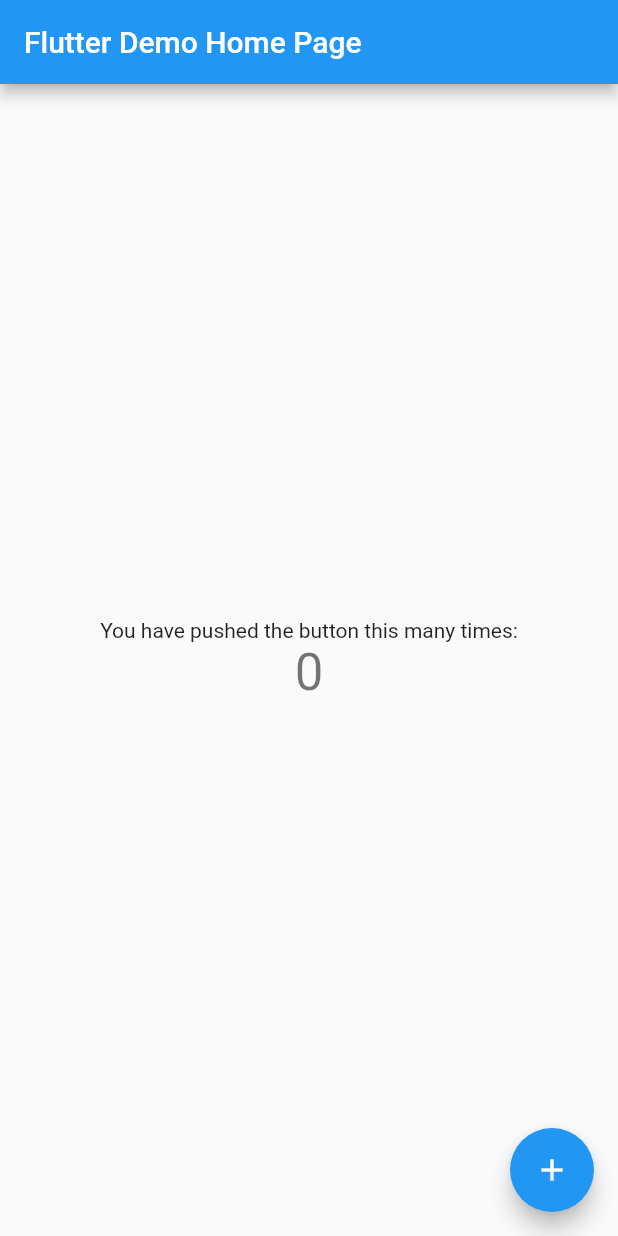
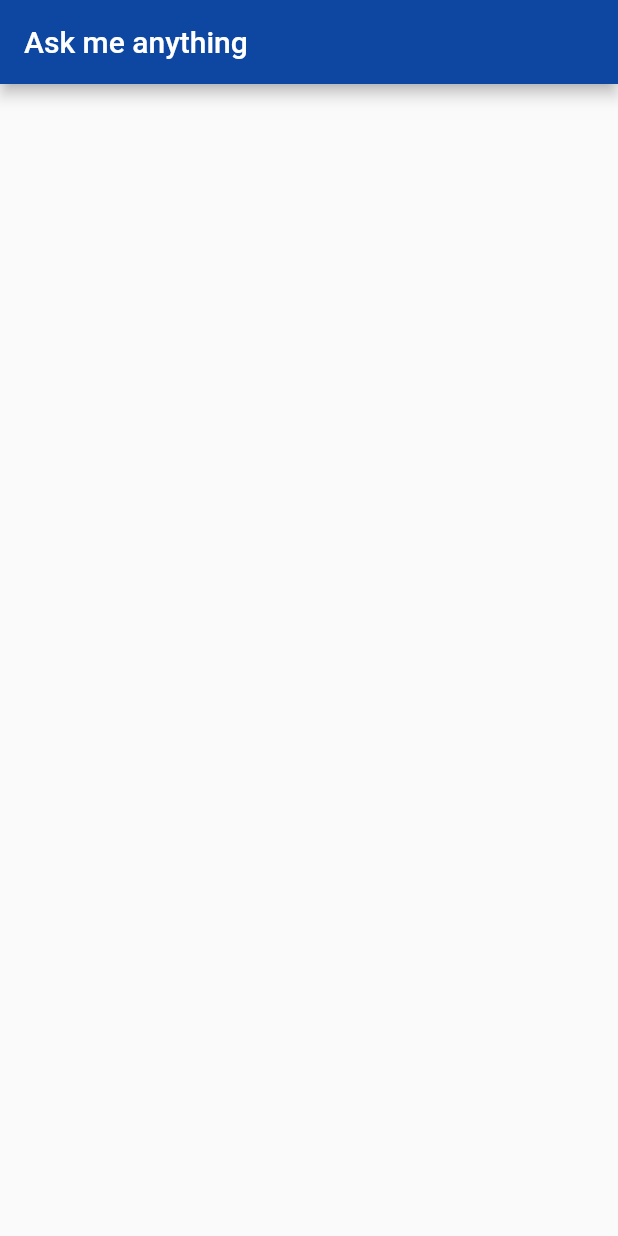
Before and after one commit to TshephangMogotsi/magic_8_ball, a Flutter app: the screen it shows after launch, on a phone screen of 412 x 824 dp. Run offline on Flutter 3.47's test engine with Material 2 defaults, Android fonts, the phone set to English and light mode, and no system bars.

Commit message:
added appbar and stateful widget for main page

```diff
--- a/lib/main.dart
+++ b/lib/main.dart
@@ -1,115 +1,29 @@
 import 'package:flutter/material.dart';
 
-void main() {
-  runApp(const MyApp());
+void main() => runApp(
+       MaterialApp(
+        home: Scaffold(
+          appBar: AppBar(
+            title: const Text(
+              "Ask me anything",
+            ),
+            backgroundColor: Colors.blue[900],
+          ),
+          body: const Magic8ballPage(),
+        ),
+      ),
+    );
+
+class Magic8ballPage extends StatefulWidget {
+  const Magic8ballPage({Key? key}) : super(key: key);
+
+  @override
+  _Magic8ballPageState createState() => _Magic8ballPageState();
 }
 
-class MyApp extends StatelessWidget {
-  const MyApp({Key? key}) : super(key: key);
-
-  // This widget is the root of your application.
+class _Magic8ballPageState extends State<Magic8ballPage> {
   @override
   Widget build(BuildContext context) {
-    return MaterialApp(
-      title: 'Flutter Demo',
-      theme: ThemeData(
-        // This is the theme of your application.
-        //
-        // Try running your application with "flutter run". You'll see the
-        // application has a blue toolbar. Then, without quitting the app, try
-        // changing the primarySwatch below to Colors.green and then invoke
-        // "hot reload" (press "r" in the console where you ran "flutter run",
-        // or simply save your changes to "hot reload" in a Flutter IDE).
-        // Notice that the counter didn't reset back to zero; the application
-        // is not restarted.
-        primarySwatch: Colors.blue,
-      ),
-      home: const MyHomePage(title: 'Flutter Demo Home Page'),
-    );
+    return Container();
   }
 }
-
-class MyHomePage extends StatefulWidget {
-  const MyHomePage({Key? key, required this.title}) : super(key: key);
-
-  // This widget is the home page of your application. It is stateful, meaning
-  // that it has a State object (defined below) that contains fields that affect
-  // how it looks.
-
-  // This class is the configuration for the state. It holds the values (in this
-  // case the title) provided by the parent (in this case the App widget) and
-  // used by the build method of the State. Fields in a Widget subclass are
-  // always marked "final".
-
-  final String title;
-
-  @override
-  State<MyHomePage> createState() => _MyHomePageState();
-}
-
-class _MyHomePageState extends State<MyHomePage> {
-  int _counter = 0;
-
-  void _incrementCounter() {
-    setState(() {
-      // This call to setState tells the Flutter framework that something has
-      // changed in this State, which causes it to rerun the build method below
-      // so that the display can reflect the updated values. If we changed
-      // _counter without calling setState(), then the build method would not be
-      // called again, and so nothing would appear to happen.
-      _counter++;
-    });
-  }
-
-  @override
-  Widget build(BuildContext context) {
-    // This method is rerun every time setState is called, for instance as done
-    // by the _incrementCounter method above.
-    //
-    // The Flutter framework has been optimized to make rerunning build methods
-    // fast, so that you can just rebuild anything that needs updating rather
-    // than having to individually change instances of widgets.
-    return Scaffold(
-      appBar: AppBar(
-        // Here we take the value from the MyHomePage object that was created by
-        // the App.build method, and use it to set our appbar title.
-        title: Text(widget.title),
-      ),
-      body: Center(
-        // Center is a layout widget. It takes a single child and positions it
-        // in the middle of the parent.
-        child: Column(
-          // Column is also a layout widget. It takes a list of children and
-          // arranges them vertically. By default, it sizes itself to fit its
-          // children horizontally, and tries to be as tall as its parent.
-          //
-          // Invoke "debug painting" (press "p" in the console, choose the
-          // "Toggle Debug Paint" action from the Flutter Inspector in Android
-          // Studio, or the "Toggle Debug Paint" command in Visual Studio Code)
-          // to see the wireframe for each widget.
-          //
-          // Column has various properties to control how it sizes itself and
-          // how it positions its children. Here we use mainAxisAlignment to
-          // center the children vertically; the main axis here is the vertical
-          // axis because Columns are vertical (the cross axis would be
-          // horizontal).
-          mainAxisAlignment: MainAxisAlignment.center,
-          children: <Widget>[
-            const Text(
-              'You have pushed the button this many times:',
-            ),
-            Text(
-              '$_counter',
-              style: Theme.of(context).textTheme.headline4,
-            ),
-          ],
-        ),
-      ),
-      floatingActionButton: FloatingActionButton(
-        onPressed: _incrementCounter,
-        tooltip: 'Increment',
-        child: const Icon(Icons.add),
-      ), // This trailing comma makes auto-formatting nicer for build methods.
-    );
-  }
-}
```
